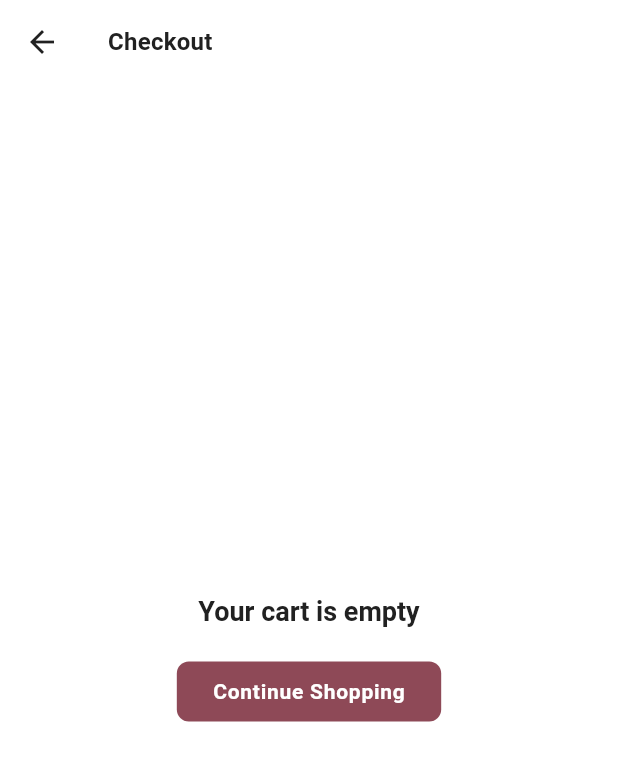
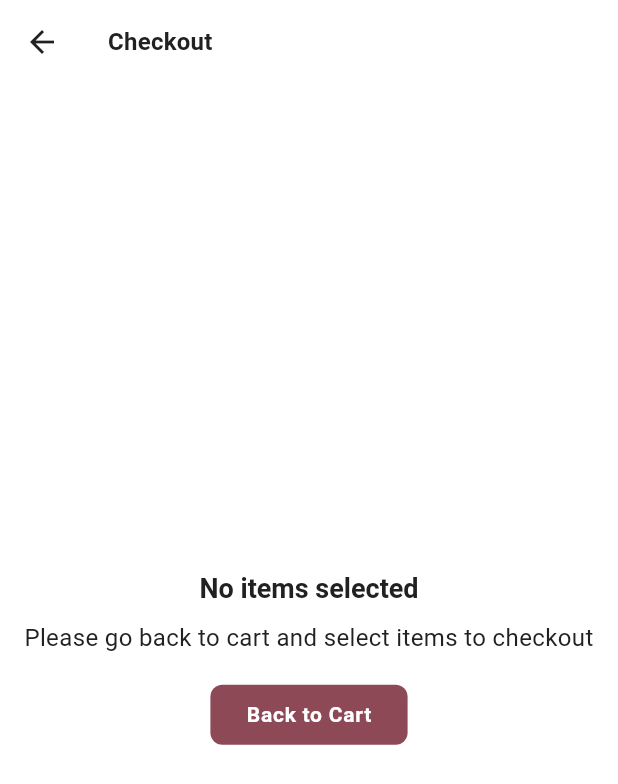
Before and after one commit to Puzadahal/beauty, a Flutter app: the CheckoutScreen screen opened by its route, on a phone screen of 412 x 824 dp. Shown: the top 784 px of the screen. Run offline on Flutter 3.47's test engine with Material 3 defaults, Android fonts, the phone set to English and light mode, and no system bars; our stand-ins replace cached_network_image, cloud_firestore, equatable, firebase_auth, firebase_core, flutter_bloc and 4 more; accounts and stored records are empty.

Commit message:
update the checkout screen

```diff
--- a/lib/data/models/cart_item_model.dart
+++ b/lib/data/models/cart_item_model.dart
@@ -7,6 +7,7 @@ class CartItemModel extends Equatable {
   final int quantity;
   final String? selectedSize;
   final String? selectedColor;
+  final bool isSelected;
 
   const CartItemModel({
     required this.id,
@@ -14,6 +15,7 @@ class CartItemModel extends Equatable {
     required this.quantity,
     this.selectedSize,
     this.selectedColor,
+    this.isSelected = false,
   });
 
   double get totalPrice => product.price * quantity;
@@ -24,6 +26,7 @@ class CartItemModel extends Equatable {
     int? quantity,
     String? selectedSize,
     String? selectedColor,
+    bool? isSelected,
   }) {
     return CartItemModel(
       id: id ?? this.id,
@@ -31,6 +34,7 @@ class CartItemModel extends Equatable {
       quantity: quantity ?? this.quantity,
       selectedSize: selectedSize ?? this.selectedSize,
       selectedColor: selectedColor ?? this.selectedColor,
+      isSelected: isSelected ?? this.isSelected,
     );
   }
 
@@ -41,6 +45,7 @@ class CartItemModel extends Equatable {
       'quantity': quantity,
       'selectedSize': selectedSize,
       'selectedColor': selectedColor,
+      'isSelected': isSelected,
     };
   }
 
@@ -51,9 +56,10 @@ class CartItemModel extends Equatable {
       quantity: json['quantity'] as int,
       selectedSize: json['selectedSize'] as String?,
       selectedColor: json['selectedColor'] as String?,
+      isSelected: json['isSelected'] as bool? ?? false,
     );
   }
 
   @override
-  List<Object?> get props => [id, product, quantity, selectedSize, selectedColor];
+  List<Object?> get props => [id, product, quantity, selectedSize, selectedColor, isSelected];
 }
--- a/lib/presentation/bloc/cart/cart_bloc.dart
+++ b/lib/presentation/bloc/cart/cart_bloc.dart
@@ -13,6 +13,10 @@ class CartBloc extends Bloc<CartEvent, CartState> {
     on<RemoveFromCart>(_onRemoveFromCart);
     on<UpdateCartItemQuantity>(_onUpdateCartItemQuantity);
     on<ClearCart>(_onClearCart);
+    on<ToggleItemSelection>(_onToggleItemSelection);
+    on<SelectAllItems>(_onSelectAllItems);
+    on<DeselectAllItems>(_onDeselectAllItems);
+    on<BuyNowItem>(_onBuyNowItem);
   }
 
   void _onLoadCart(LoadCart event, Emitter<CartState> emit) {
@@ -30,9 +34,15 @@ class CartBloc extends Bloc<CartEvent, CartState> {
     if (existingIndex >= 0) {
       currentItems[existingIndex] = currentItems[existingIndex].copyWith(
         quantity: currentItems[existingIndex].quantity + event.item.quantity,
+        // Preserve the existing selection state when updating quantity
+        isSelected: currentItems[existingIndex].isSelected,
       );
     } else {
-      currentItems.add(event.item.copyWith(id: const Uuid().v4()));
+      // New items are not selected by default
+      currentItems.add(event.item.copyWith(
+        id: const Uuid().v4(),
+        isSelected: false,
+      ));
     }
 
     emit(CartLoaded(items: currentItems));
@@ -67,4 +77,47 @@ class CartBloc extends Bloc<CartEvent, CartState> {
   void _onClearCart(ClearCart event, Emitter<CartState> emit) {
     emit(CartLoaded(items: []));
   }
+
+  void _onToggleItemSelection(
+    ToggleItemSelection event,
+    Emitter<CartState> emit,
+  ) {
+    final currentItems = List<CartItemModel>.from(state.items);
+    final index = currentItems.indexWhere((item) => item.id == event.itemId);
+
+    if (index >= 0) {
+      currentItems[index] = currentItems[index].copyWith(
+        isSelected: !currentItems[index].isSelected,
+      );
+    }
+
+    emit(CartLoaded(items: currentItems));
+  }
+
+  void _onSelectAllItems(
+    SelectAllItems event,
+    Emitter<CartState> emit,
+  ) {
+    final currentItems = state.items.map((item) => item.copyWith(isSelected: true)).toList();
+    emit(CartLoaded(items: currentItems));
+  }
+
+  void _onDeselectAllItems(
+    DeselectAllItems event,
+    Emitter<CartState> emit,
+  ) {
+    final currentItems = state.items.map((item) => item.copyWith(isSelected: false)).toList();
+    emit(CartLoaded(items: currentItems));
+  }
+
+  void _onBuyNowItem(
+    BuyNowItem event,
+    Emitter<CartState> emit,
+  ) {
+    // Deselect all items first, then select only the clicked item
+    final currentItems = state.items.map((item) {
+      return item.copyWith(isSelected: item.id == event.itemId);
+    }).toList();
+    emit(CartLoaded(items: currentItems));
+  }
 }
--- a/lib/presentation/bloc/cart/cart_event.dart
+++ b/lib/presentation/bloc/cart/cart_event.dart
@@ -45,3 +45,29 @@ class UpdateCartItemQuantity extends CartEvent {
 class ClearCart extends CartEvent {
   const ClearCart();
 }
+
+class ToggleItemSelection extends CartEvent {
+  final String itemId;
+
+  const ToggleItemSelection(this.itemId);
+
+  @override
+  List<Object?> get props => [itemId];
+}
+
+class SelectAllItems extends CartEvent {
+  const SelectAllItems();
+}
+
+class DeselectAllItems extends CartEvent {
+  const DeselectAllItems();
+}
+
+class BuyNowItem extends CartEvent {
+  final String itemId;
+
+  const BuyNowItem(this.itemId);
+
+  @override
+  List<Object?> get props => [itemId];
+}
--- a/lib/presentation/bloc/cart/cart_state.dart
+++ b/lib/presentation/bloc/cart/cart_state.dart
@@ -7,6 +7,10 @@ abstract class CartState extends Equatable {
 
   double get totalPrice => items.fold(0.0, (sum, item) => sum + item.totalPrice);
   int get totalItems => items.fold(0, (sum, item) => sum + item.quantity);
+
+  List<CartItemModel> get selectedItems => items.where((item) => item.isSelected).toList();
+  double get selectedTotalPrice => selectedItems.fold(0.0, (sum, item) => sum + item.totalPrice);
+  int get selectedItemsCount => selectedItems.fold(0, (sum, item) => sum + item.quantity);
 
   @override
   List<Object?> get props => [items];
--- a/lib/presentation/screens/checkout/checkout_screen.dart
+++ b/lib/presentation/screens/checkout/checkout_screen.dart
@@ -42,7 +42,7 @@ class _CheckoutScreenState extends State<CheckoutScreen> {
   double _calculateTax(double subtotal) => subtotal * _taxRate;
 
   double _calculateTotal(CartState cartState) {
-    final subtotal = cartState.totalPrice;
+    final subtotal = cartState.selectedTotalPrice;
     final delivery = _deliveryCharge;
     final tax = _calculateTax(subtotal);
     return subtotal + delivery + tax;
@@ -64,7 +64,11 @@ class _CheckoutScreenState extends State<CheckoutScreen> {
         listener: (context, state) {
           if (state is OrderCreated) {
             setState(() => _isProcessing = false);
-            context.read<CartBloc>().add(const ClearCart());
+            // Remove only selected items from cart
+            final cartState = context.read<CartBloc>().state;
+            for (final item in cartState.selectedItems) {
+              context.read<CartBloc>().add(RemoveFromCart(item.id));
+            }
             Navigator.of(context).popUntil((route) => route.isFirst);
             ScaffoldMessenger.of(context).showSnackBar(
               const SnackBar(
@@ -84,16 +88,24 @@ class _CheckoutScreenState extends State<CheckoutScreen> {
         },
         child: BlocBuilder<CartBloc, CartState>(
           builder: (context, cartState) {
-            if (cartState.items.isEmpty) {
+            final selectedItems = cartState.selectedItems;
+
+            if (selectedItems.isEmpty) {
               return Center(
                 child: Column(
                   mainAxisAlignment: MainAxisAlignment.center,
                   children: [
-                    Text('Your cart is empty', style: TextStyles.h5),
+                    Text('No items selected', style: TextStyles.h5),
+                    const SizedBox(height: 8),
+                    Text(
+                      'Please go back to cart and select items to checkout',
+                      style: TextStyles.bodyMedium,
+                      textAlign: TextAlign.center,
+                    ),
                     const SizedBox(height: 16),
                     CustomButton(
-                      text: 'Continue Shopping',
-                      onPressed: () => context.go('/'),
+                      text: 'Back to Cart',
+                      onPressed: () => context.go('/cart'),
                     ),
                   ],
                 ),
@@ -254,7 +266,7 @@ class _CheckoutScreenState extends State<CheckoutScreen> {
   }
 
   Widget _buildOrderSummary(CartState cartState) {
-    final subtotal = cartState.totalPrice;
+    final subtotal = cartState.selectedTotalPrice;
     final delivery = _deliveryCharge;
     final tax = _calculateTax(subtotal);
     final total = subtotal + delivery + tax;
@@ -305,7 +317,7 @@ class _CheckoutScreenState extends State<CheckoutScreen> {
   }
 
   Widget _buildPlaceOrderButton(CartState cartState) {
-    final subtotal = cartState.totalPrice;
+    final subtotal = cartState.selectedTotalPrice;
     final delivery = _deliveryCharge;
     final tax = _calculateTax(subtotal);
     final total = subtotal + delivery + tax;
@@ -336,7 +348,7 @@ class _CheckoutScreenState extends State<CheckoutScreen> {
                     final order = OrderModel(
                       id: '',
                       userId: userId,
-                      items: cartState.items,
+                      items: cartState.selectedItems,
                       subtotal: subtotal,
                       shippingCost: delivery,
                       tax: tax,
```
Also changed, not shown: lib/presentation/screens/cart/cart_screen.dart (+110 -4 lines).
